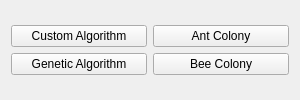
Above: mainwindow.ui from xQsme/RLP_Qt before the change. Below: the same form after it.
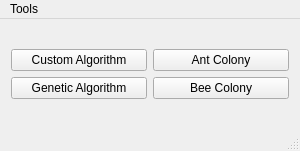
That is the form after the change.

```diff
--- a/mainwindow.ui
+++ b/mainwindow.ui
@@ -7,7 +7,7 @@
     <x>0</x>
     <y>0</y>
     <width>300</width>
-    <height>100</height>
+    <height>151</height>
    </rect>
   </property>
   <property name="windowTitle">
@@ -57,6 +57,29 @@
     </item>
    </layout>
   </widget>
+  <widget class="QMenuBar" name="menuBar">
+   <property name="geometry">
+    <rect>
+     <x>0</x>
+     <y>0</y>
+     <width>300</width>
+     <height>25</height>
+    </rect>
+   </property>
+   <widget class="QMenu" name="menuTools">
+    <property name="title">
+     <string>Tools</string>
+    </property>
+    <addaction name="actionSort_Results"/>
+   </widget>
+   <addaction name="menuTools"/>
+  </widget>
+  <widget class="QStatusBar" name="statusBar"/>
+  <action name="actionSort_Results">
+   <property name="text">
+    <string>Sort Results</string>
+   </property>
+  </action>
  </widget>
  <layoutdefault spacing="6" margin="11"/>
  <resources/>
```
